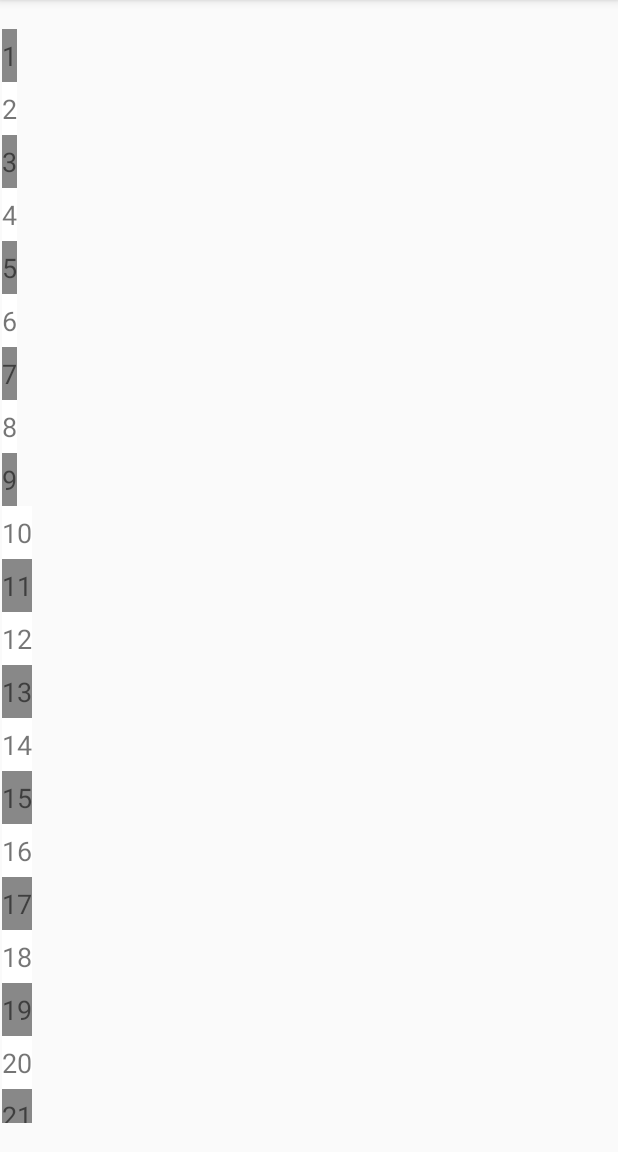
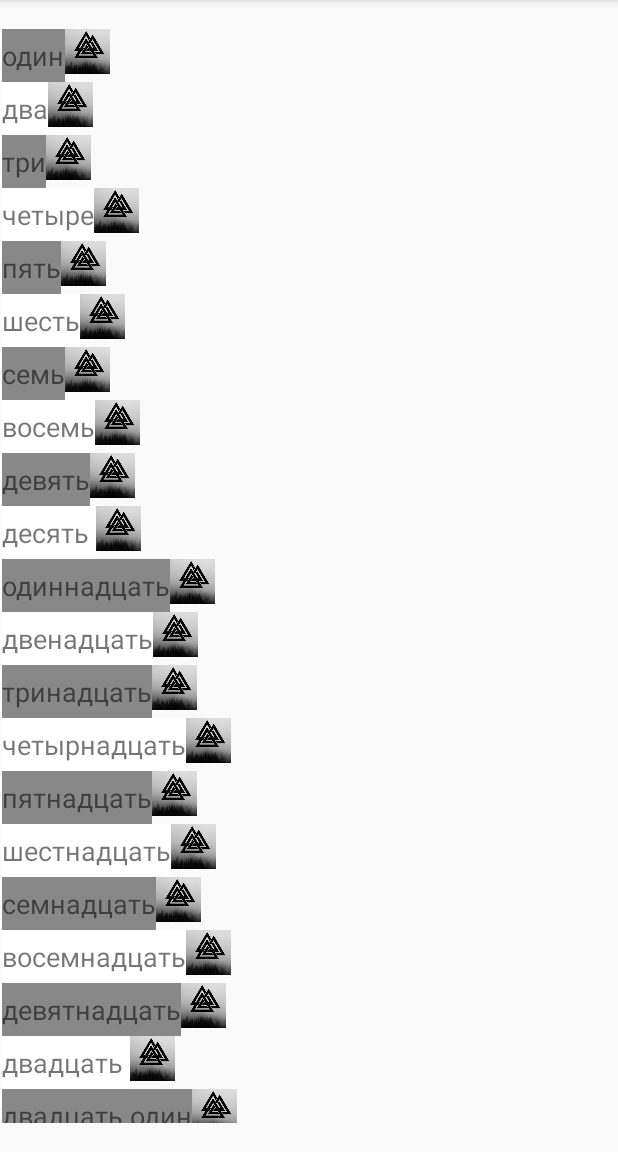
Before and after one commit to Varenie/LearningAndroid, an Android app: the screen it shows after launch (MainActivity), on a phone screen of 412 x 824 dp, the part 84-1236 px from its top. Run offline under Robolectric (Android 15) with nearby library versions, the phone set to English and light mode, and no system bars.

Commit message:
finish version

```diff
--- a/LAB_1/app/src/main/java/com/example/lab_1/MainAdapter.kt
+++ b/LAB_1/app/src/main/java/com/example/lab_1/MainAdapter.kt
@@ -36,20 +36,88 @@ class MainAdapter (size: Int): RecyclerView.Adapter<MainAdapter.MainHolder>() {
         holder.bind(position + 1)
     }
 
+    val numberText = arrayOf(
+        arrayOf("", "один", "два", "три", "четыре", "пять", "шесть", "семь", "восемь", "девять"),
+        arrayOf("", "десять ", "двадцать ", "тридцать ", "сорок ", "пятьдесят ", "шестьдесят ",
+            "семьдесят ", "восемьдесят ", "девяносто "),
+        arrayOf("", "сто ", "двести ", "триста ", "четыреста ", "пятьсот ", "шестьсот ",
+            "семьсот ", "восемьсот ", "девятьсот "),
+        arrayOf("тысяч ", "одна тысяча ", "две тысячи ", "три тысячи ", "четыре тысячи ",
+            "пять тысяч ", "шесть тысяч ", "семь тысяч ", "восемь тысяч ", "девять тысяч "),
+        arrayOf("", "десять ", "двадцать ", "тридцать ", "сорок ", "пятьдесят ",
+            "шестьдесят ", "семьдесят ", "восемьдесят ", "девяносто "),
+        arrayOf("", "сто ", "двести ", "триста ", "четыреста ", "пятьсот ", "шестьсот ",
+            "семьсот ", "восемьсот ", "девятьсот "))
+
     inner class MainHolder(itemView: View) : RecyclerView.ViewHolder(itemView) {
         private val number: TextView = itemView.findViewById(R.id.numberView)
 
         fun bind(n: Int) {// распределение цветов по четным и нечетным номерам
             var num = n
+            number.setBackgroundColor(Color.WHITE)
 
             if (num % 2 != 0) {
                 number.setBackgroundColor(Color.GRAY)
-                number.text = num.toString()
-            } else {
-                number.text = num.toString()
-                number.setBackgroundColor(Color.WHITE)
+            } else if(num == 1_000_000) {
+                number.text = "миллион"
+                return
             }
 
+            var str = StringBuilder()
+            var element = 0
+            var count = 0
+
+            while(num != 0){
+                element = num % 10
+                num /= 10
+                count++
+                str.insert(0, numberText[count - 1][element])
+            }
+
+            var result = str.toString()
+
+            var pattern = Pattern.compile("десять \\S* (тысячи|тысяча|тысяч)")
+            var matcher = pattern.matcher(result)
+            if (matcher.find()) {
+                result = thousands(result)
+            }
+            pattern = Pattern.compile("десять (\\S{1,})$")
+            matcher = pattern.matcher(result)
+            if (matcher.find()) {
+                result = dozens(result)
+            }
+
+            number.text = result
+        }
+
+        fun thousands(s: String): String{
+            var str = s
+            str = str.replace("десять одна тысяча", "одиннадцать тысяч")
+            str = str.replace("десять две тысячи", "двенадцать тысяч")
+            str = str.replace("десять три тысячи", "тринадцать тысяч")
+            str = str.replace("десять четыре тысячи", "четырнадцать тысяч")
+            str = str.replace("десять пять тысяч", "пятнадцать тысяч")
+            str = str.replace("десять шесть тысяч", "шестнадцать тысяч")
+            str = str.replace("десять семь тысяч", "семнадцать тысяч")
+            str = str.replace("десять восемь тысяч", "восемнадцать тысяч")
+            str = str.replace("десять девять тысяч", "девятнадцать тысяч")
+
+            return str
+        }
+
+        fun  dozens(s: String): String{
+            var str = s
+            str = str.replace("десять один", "одиннадцать")
+            str = str.replace("десять два", "двенадцать")
+            str = str.replace("десять три", "тринадцать")
+            str = str.replace("десять четыре", "четырнадцать")
+            str = str.replace("десять пять", "пятнадцать")
+            str = str.replace("десять шесть", "шестнадцать")
+            str = str.replace("десять семь", "семнадцать")
+            str = str.replace("десять восемь", "восемнадцать")
+            str = str.replace("десять девять", "девятнадцать")
+
+            return str
         }
     }
 }
--- a/LAB_1/app/src/main/java/com/example/lab_1/MainItem.kt
+++ /dev/null
@@ -1,7 +0,0 @@
-package com.example.lab_1
-
-data class MainItem(
-    val firstName: String,
-    val lastName: String
-
-)
--- a/LAB_1/app/src/main/res/layout/recycler_item.xml
+++ b/LAB_1/app/src/main/res/layout/recycler_item.xml
@@ -1,8 +1,11 @@
 <?xml version="1.0" encoding="utf-8"?>
+<LinearLayout
+    xmlns:android="http://schemas.android.com/apk/res/android"
+    xmlns:app="http://schemas.android.com/apk/res-auto"
+    xmlns:tools="http://schemas.android.com/tools"
+    android:layout_width="wrap_content"
+    android:layout_height="wrap_content">
     <TextView
-        xmlns:android="http://schemas.android.com/apk/res/android"
-        xmlns:app="http://schemas.android.com/apk/res-auto"
-        xmlns:tools="http://schemas.android.com/tools"
         android:id="@+id/numberView"
         android:layout_width="wrap_content"
         android:layout_height="wrap_content"
@@ -14,3 +17,9 @@
         android:paddingBottom="5dp"
         android:textSize="18sp"
         />
+
+    <ImageView
+        android:layout_width="30dp"
+        android:layout_height="30dp"
+        android:src="@drawable/valknut"/>
+</LinearLayout>
```
